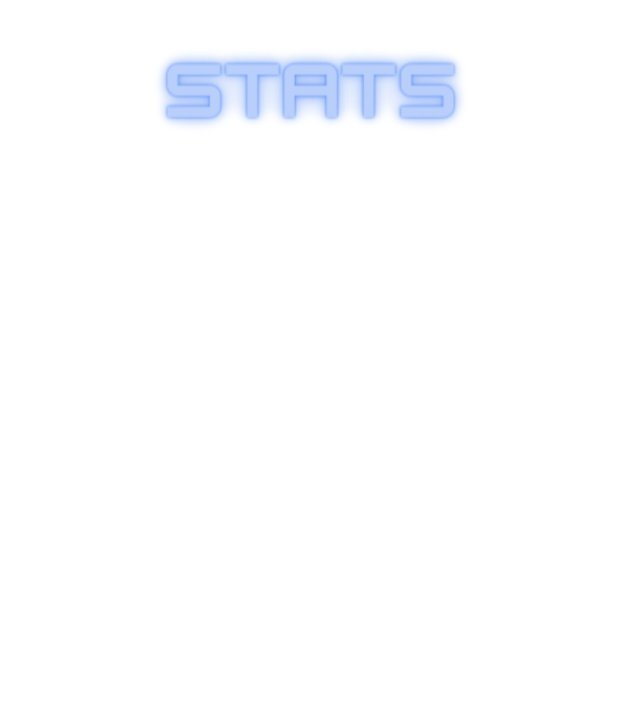
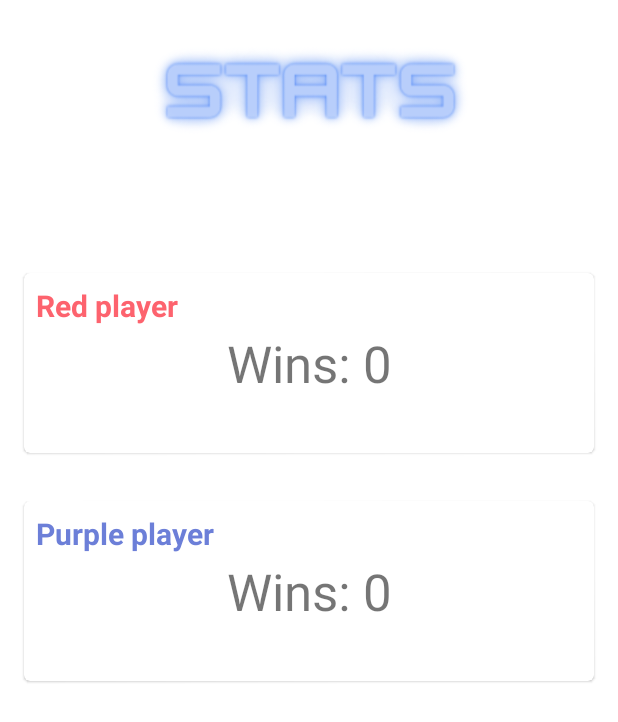
Before and after one commit to caferven/ConnectFour, an Android app: the StatsActivity screen opened directly, with no data from a screen before it, on a phone screen of 412 x 824 dp. Shown: the top 722 px of the screen. Run offline under Robolectric (Android 15) with nearby library versions, the phone set to English and light mode, and no system bars.

Commit message:
fixed winner message bug; completed stats view and added some logic

```diff
--- a/app/src/main/java/com/example/connectfour/NewGameActivity.kt
+++ b/app/src/main/java/com/example/connectfour/NewGameActivity.kt
@@ -14,11 +14,14 @@ class NewGameActivity : AppCompatActivity() {
     private var board: Array<Array<ImageView>> = arrayOf()
     private var redWins = false
     private var purpleWins = false
-    private var redNumWins = 0
-    private var purpleNumWins = 0
     private var turn = 0
     private var rows = 6
     private lateinit var winner: String
+
+    companion object {
+        var redNumWins = 0
+        var purpleNumWins = 0
+    }
 
     override fun onCreate(savedInstanceState: Bundle?) {
         super.onCreate(savedInstanceState)
@@ -164,9 +167,12 @@ class NewGameActivity : AppCompatActivity() {
         }
 
         if (gameFinished) {
-            when(turn) {
-                0 -> redWins = true
-                1 -> purpleWins = true
+            if (turn == 0) {
+                redWins = true
+                purpleWins = false
+            } else {
+                redWins = false
+                purpleWins = true
             }
             if (redWins) {
                 redNumWins++
@@ -180,6 +186,7 @@ class NewGameActivity : AppCompatActivity() {
             showWinningMessage(winner)
             clearBoard()
             gameFinished = false
+            changeTurn()
         }
     }
 
--- a/app/src/main/java/com/example/connectfour/StatsActivity.kt
+++ b/app/src/main/java/com/example/connectfour/StatsActivity.kt
@@ -2,6 +2,8 @@ package com.example.connectfour
 
 import android.os.Bundle
 import androidx.appcompat.app.AppCompatActivity
+import com.example.connectfour.NewGameActivity.Companion.purpleNumWins
+import com.example.connectfour.NewGameActivity.Companion.redNumWins
 import com.example.connectfour.databinding.ActivityStatsBinding
 
 class StatsActivity: AppCompatActivity() {
@@ -11,5 +13,8 @@ class StatsActivity: AppCompatActivity() {
         super.onCreate(savedInstanceState)
         binding = ActivityStatsBinding.inflate(layoutInflater)
         setContentView(binding.root)
+
+        binding.redGameWins.setText("Wins: $redNumWins")
+        binding.purpleGameWins.setText("Wins: $purpleNumWins")
     }
 }
--- a/app/src/main/res/layout/activity_stats.xml
+++ b/app/src/main/res/layout/activity_stats.xml
@@ -14,4 +14,94 @@
         app:layout_constraintStart_toStartOf="parent"
         app:layout_constraintTop_toTopOf="parent"
         app:srcCompat="@drawable/stats_logo" />
+
+    <com.google.android.material.card.MaterialCardView
+        android:id="@+id/cardRed"
+        android:layout_width="0dp"
+        android:layout_height="120dp"
+        android:layout_marginStart="16dp"
+        android:layout_marginTop="64dp"
+        android:layout_marginEnd="16dp"
+        android:checkable="true"
+        android:clickable="true"
+        android:focusable="true"
+        app:layout_constraintEnd_toEndOf="parent"
+        app:layout_constraintStart_toStartOf="parent"
+        app:layout_constraintTop_toBottomOf="@+id/imgStatsLogo">
+
+        <androidx.constraintlayout.widget.ConstraintLayout
+            android:layout_width="match_parent"
+            android:layout_height="match_parent">
+
+            <TextView
+                android:id="@+id/playerRed"
+                android:layout_width="wrap_content"
+                android:layout_height="wrap_content"
+                android:layout_marginStart="8dp"
+                android:layout_marginTop="8dp"
+                android:text="@string/red_player"
+                android:textColor="@color/red_piece"
+                android:textSize="20sp"
+                android:textStyle="bold"
+                app:layout_constraintStart_toStartOf="parent"
+                app:layout_constraintTop_toTopOf="parent" />
+
+            <TextView
+                android:id="@+id/redGameWins"
+                android:layout_width="wrap_content"
+                android:layout_height="wrap_content"
+                android:textSize="34sp"
+                app:layout_constraintBottom_toBottomOf="parent"
+                app:layout_constraintEnd_toEndOf="parent"
+                app:layout_constraintStart_toStartOf="parent"
+                app:layout_constraintTop_toTopOf="parent"
+                android:hint="@string/wins"/>
+
+        </androidx.constraintlayout.widget.ConstraintLayout>
+    </com.google.android.material.card.MaterialCardView>
+
+    <com.google.android.material.card.MaterialCardView
+        android:id="@+id/cardPurple"
+        android:layout_width="0dp"
+        android:layout_height="120dp"
+        android:layout_marginStart="16dp"
+        android:layout_marginTop="32dp"
+        android:layout_marginEnd="16dp"
+        android:checkable="true"
+        android:clickable="true"
+        android:focusable="true"
+        app:layout_constraintEnd_toEndOf="parent"
+        app:layout_constraintStart_toStartOf="parent"
+        app:layout_constraintTop_toBottomOf="@+id/cardRed">
+
+        <androidx.constraintlayout.widget.ConstraintLayout
+            android:layout_width="match_parent"
+            android:layout_height="match_parent">
+
+            <TextView
+                android:id="@+id/playerPurple"
+                android:layout_width="wrap_content"
+                android:layout_height="wrap_content"
+                android:layout_marginStart="8dp"
+                android:layout_marginTop="8dp"
+                android:text="@string/purple_player"
+                android:textColor="@color/purple_piece"
+                android:textSize="20sp"
+                android:textStyle="bold"
+                app:layout_constraintStart_toStartOf="parent"
+                app:layout_constraintTop_toTopOf="parent" />
+
+            <TextView
+                android:id="@+id/purpleGameWins"
+                android:layout_width="wrap_content"
+                android:layout_height="wrap_content"
+                android:textSize="34sp"
+                app:layout_constraintBottom_toBottomOf="parent"
+                app:layout_constraintEnd_toEndOf="parent"
+                app:layout_constraintStart_toStartOf="parent"
+                app:layout_constraintTop_toTopOf="parent"
+                android:hint="@string/wins" />
+        </androidx.constraintlayout.widget.ConstraintLayout>
+    </com.google.android.material.card.MaterialCardView>
+
 </androidx.constraintlayout.widget.ConstraintLayout>
--- a/app/src/main/res/values/strings.xml
+++ b/app/src/main/res/values/strings.xml
@@ -10,4 +10,7 @@
     <string name="player_2">Player 2</string>
     <string name="reload">Reload</string>
     <string name="reset">Reset</string>
+    <string name="red_player">Red player</string>
+    <string name="purple_player">Purple player</string>
+    <string name="wins">Wins</string>
 </resources>
```
